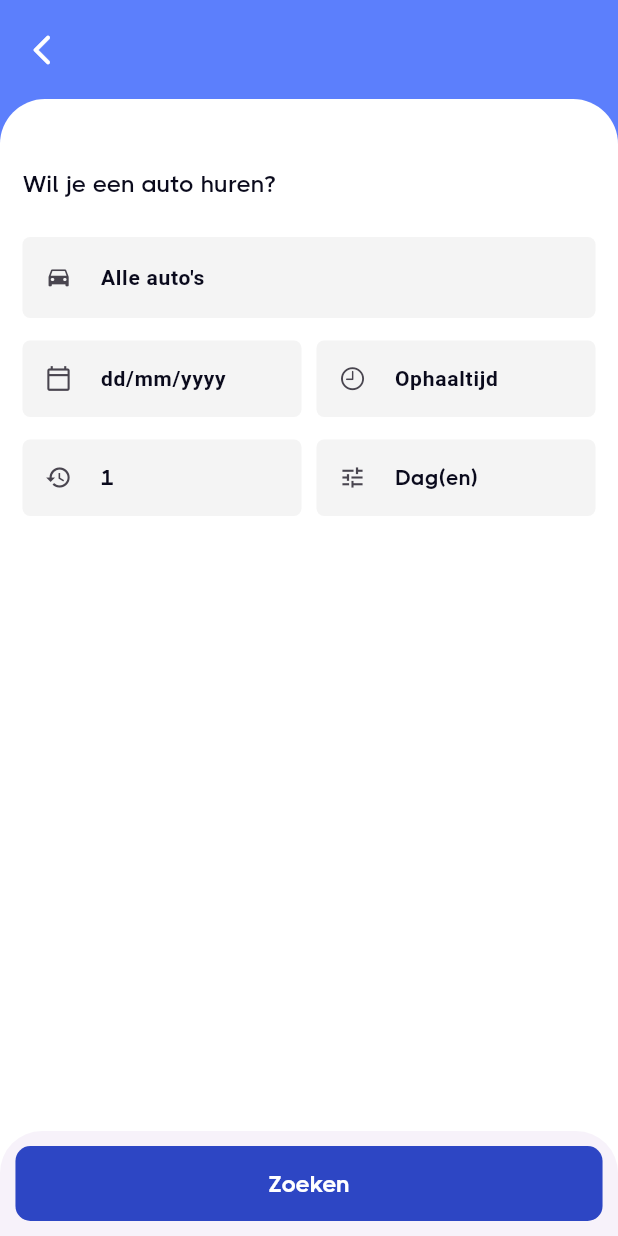
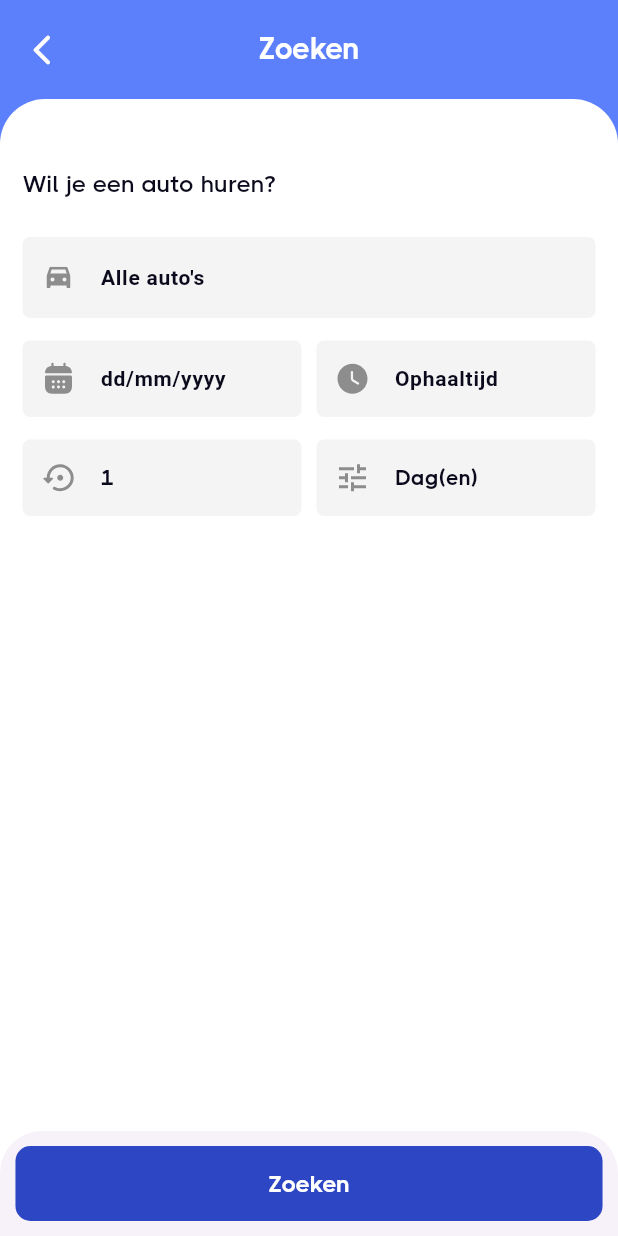
Before and after one commit to AchieveNL/cabby-app, a Flutter app: the FilterScreen screen opened directly, on a phone screen of 412 x 824 dp. Run offline on Flutter 3.47's test engine with Material 3 defaults, Android fonts, the phone set to English and light mode, and no system bars; our stand-ins replace camera, carousel_slider, cookie_jar, dio, dio_cookie_manager, file_picker and 19 more; missing offline and left inert: flutter_pdfview, pdf_image_renderer; accounts and stored records are empty; network calls fail; Roboto replaces fonts that are missing (Montserrat); project files that could hold a hidden picture were left out.

Commit message:
Fix "zoeken" page

```diff
--- a/lib/views/screens/home/filter_screen.dart
+++ b/lib/views/screens/home/filter_screen.dart
@@ -57,6 +57,15 @@ class _FilterScreenState extends State<FilterScreen> {
     return AppBar(
       backgroundColor: AppColors.primaryLightColor, // Changed to white
       elevation: 0,
+      title: const Padding(
+        padding: EdgeInsets.only(top: 10),
+        child: Text(
+          'Zoeken',
+          style: TextStyle(
+              fontWeight: FontWeight.w700, color: AppColors.whiteColor),
+        ),
+      ),
+      centerTitle: true,
       leading: Padding(
         padding: const EdgeInsets.only(top: 10),
         child: GestureDetector(
--- a/lib/views/screens/home/home_filter_card.dart
+++ b/lib/views/screens/home/home_filter_card.dart
@@ -7,6 +7,7 @@ import 'package:cabby/views/widgets/buttons/buttons.dart';
 import 'package:cabby/views/widgets/decoration.dart';
 import 'package:flutter/cupertino.dart';
 import 'package:flutter/material.dart';
+import 'package:flutter_svg/flutter_svg.dart';
 import 'package:intl/intl.dart';
 
 class HomeFilterCard extends StatefulWidget {
@@ -74,10 +75,14 @@ class _HomeFilterCardState extends State<HomeFilterCard> {
                 keyboardType: TextInputType.text,
                 label: "Alle auto's",
                 onTap: _showModalCarSelector,
-              prefixIcon: const Icon(
-                CupertinoIcons.car_fill,
+                prefixIcon: FittedBox(
+                  fit: BoxFit.scaleDown,
+                  child: SvgPicture.asset(
+                    'assets/svg/car_icon.svg',
+                    height: 18,
+                    width: 16,
                   ),
-            ),
+                )),
             const SizedBox(height: 15),
             Row(
               children: [
@@ -187,10 +192,14 @@ class _HomeFilterCardState extends State<HomeFilterCard> {
       style: const TextStyle(color: AppColors.blackColor, fontSize: 14),
       decoration: DecorationInputs.textBoxInputDecorationWithPrefixWidget(
           label: 'dd/mm/yyyy',
-        prefix: const Icon(
-          Icons.calendar_today_outlined,
+          prefix: FittedBox(
+            fit: BoxFit.scaleDown,
+            child: SvgPicture.asset(
+              'assets/svg/calendar.svg',
+              height: 24,
+              width: 24,
             ),
-      ),
+          )),
     );
   }
 
@@ -229,10 +238,14 @@ class _HomeFilterCardState extends State<HomeFilterCard> {
       style: const TextStyle(color: AppColors.blackColor, fontSize: 14),
       decoration: DecorationInputs.textBoxInputDecorationWithPrefixWidget(
           label: 'Ophaaltijd',
-        prefix: const Icon(
-          CupertinoIcons.clock,
+          prefix: FittedBox(
+            fit: BoxFit.scaleDown,
+            child: SvgPicture.asset(
+              'assets/svg/clock.svg',
+              width: 24,
+              height: 24,
             ),
-      ),
+          )),
     );
   }
 
@@ -323,8 +336,14 @@ class _HomeFilterCardState extends State<HomeFilterCard> {
       style: const TextStyle(color: AppColors.blackColor, fontSize: 14),
       decoration: DecorationInputs.textBoxInputDecorationWithPrefixWidget(
           label: 'Number',
-        prefix: const Icon(Icons.restore),
+          prefix: FittedBox(
+            fit: BoxFit.scaleDown,
+            child: SvgPicture.asset(
+              'assets/svg/reset.svg',
+              height: 24,
+              width: 24,
             ),
+          )),
     );
   }
 
@@ -362,8 +381,14 @@ class _HomeFilterCardState extends State<HomeFilterCard> {
       style: const TextStyle(color: AppColors.blackColor, fontSize: 14),
       decoration: DecorationInputs.textBoxInputDecorationWithPrefixWidget(
           label: 'Type',
-        prefix: const Icon(Icons.tune),
+          prefix: FittedBox(
+            fit: BoxFit.scaleDown,
+            child: SvgPicture.asset(
+              'assets/svg/Tune.svg',
+              height: 24,
+              width: 24,
             ),
+          )),
     );
   }
 
```
Also changed, not shown: assets/svg/calendar.svg, assets/svg/car_icon.svg (added), assets/svg/reset.svg (added), pubspec.lock. Lines whose indentation alone changed are shown as unchanged.
